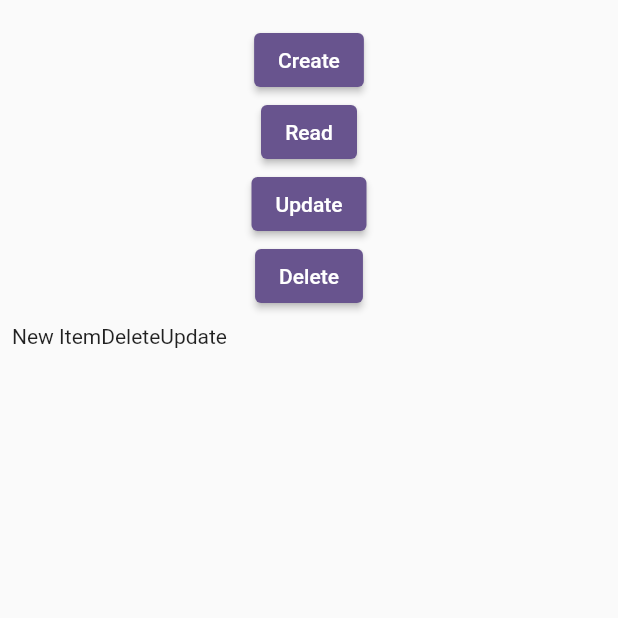
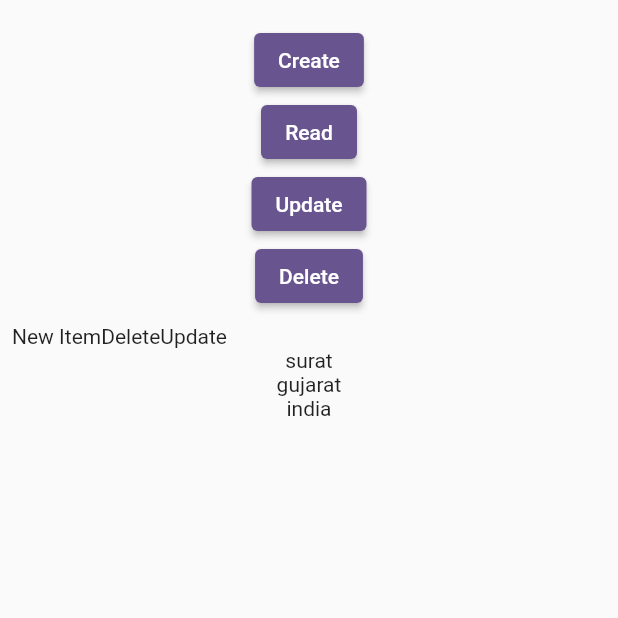
Before and after one commit to Kargatharakrunal/FlutterDemo, a Flutter app: the DashboardDetail screen opened directly, after a tap on "Create", after a tap on "Read", on a phone screen of 412 x 824 dp, the top half of it. Run offline on Flutter 3.47's test engine with Material 3 defaults, Android fonts, the phone set to English and light mode, and no system bars; our stand-ins replace connectivity_plus, firebase_core, firebase_database, get; accounts and stored records are empty; network calls fail.

Commit message:
add firebase real time cru operation with nested object

```diff
--- a/lib/controller/DashboradDetailController.dart
+++ b/lib/controller/DashboradDetailController.dart
@@ -57,17 +57,20 @@ class DashboardDetailController extends GetxController{
 
   addItem() {
     String newItemKey = database.child('items').push().key ?? '';
-    database.child('items/$newItemKey').set({'name': 'New Item'});
-    items.add(Item(newItemKey, 'New Item'));
+    database.child('items/$newItemKey').set({'name': 'New Item', 'address': {'city':'surat','state':'gujarat', 'country':'india'}});
+    items.add(Item(newItemKey, 'New Item', Address('surat', 'gujarat', 'india')));
     update();
   }
 
   updateItem(int index) {
     String key = items[index].key;
-    database.child('items/$key').update({'name': 'Updated Item$index'});
+    final newAddress = {'city': 'surat$index', 'state': 'gujarat$index', 'country': 'india$index'};
+    database.child('items/$key').update({'name': 'Updated Item$index', 'address': newAddress});
     items[index].name = 'Updated Item$index';
+    items[index].address = Address('surat$index', 'gujarat$index', 'india$index');
     items.refresh();
     update();
+    // fetchItems();
   }
 
   removeItem(int index) {
@@ -78,14 +81,16 @@ class DashboardDetailController extends GetxController{
   }
 
   fetchItems() {
-    items.clear();
     database.child('items').once().then((event) {
       final dataSnapshot = event.snapshot;
       if (dataSnapshot.value != null) {
         print(dataSnapshot.value);
+        items.clear();
+
         Map<dynamic, dynamic> values = dataSnapshot.value as Map<dynamic, dynamic>;
         values.forEach((key, value) {
-          items.add(Item(key, value['name']));
+          final Map<dynamic, dynamic> addressMap = value['address'] ?? {};
+          items.add(Item(key, value['name'], Address(addressMap['city'],addressMap['state'],addressMap['country'])));
         });
         update();
       }
--- a/lib/screens/DashboardDetail.dart
+++ b/lib/screens/DashboardDetail.dart
@@ -49,9 +49,12 @@ detailControl.fetchItems();
                 child: ListView.builder(itemBuilder: (context, index){
                   return Padding(
                     padding: const EdgeInsets.all(8.0),
-                    child: Row(
+                    child: Column(
+                      children: [
+                        Row(
                           children: [
                             Text(detailControl.items[index].name??''),
+
                             GestureDetector(
                                 onTap: (){
                                   detailControl.removeItem(index);
@@ -62,6 +65,12 @@ detailControl.fetchItems();
                                   detailControl.updateItem(index);
                                 },
                                 child: Text('Update')),
+                          ],
+                        ),
+                        Text(detailControl.items[index].address.city??''),
+                        Text(detailControl.items[index].address.state??''),
+                        Text(detailControl.items[index].address.country??''),
+
                       ],
                     ),
                   );
@@ -80,6 +89,15 @@ detailControl.fetchItems();
 class Item {
   late String key;
   late String name;
+  late Address address;
 
-  Item(this.key, this.name);
+  Item(this.key, this.name, this.address);
 }
+
+class Address{
+  late String city;
+  late String state;
+  late String country;
+
+  Address(this.city, this.state, this.country);
+}
```
Also changed, not shown: 1 other file. Lines whose indentation alone changed are shown as unchanged.
